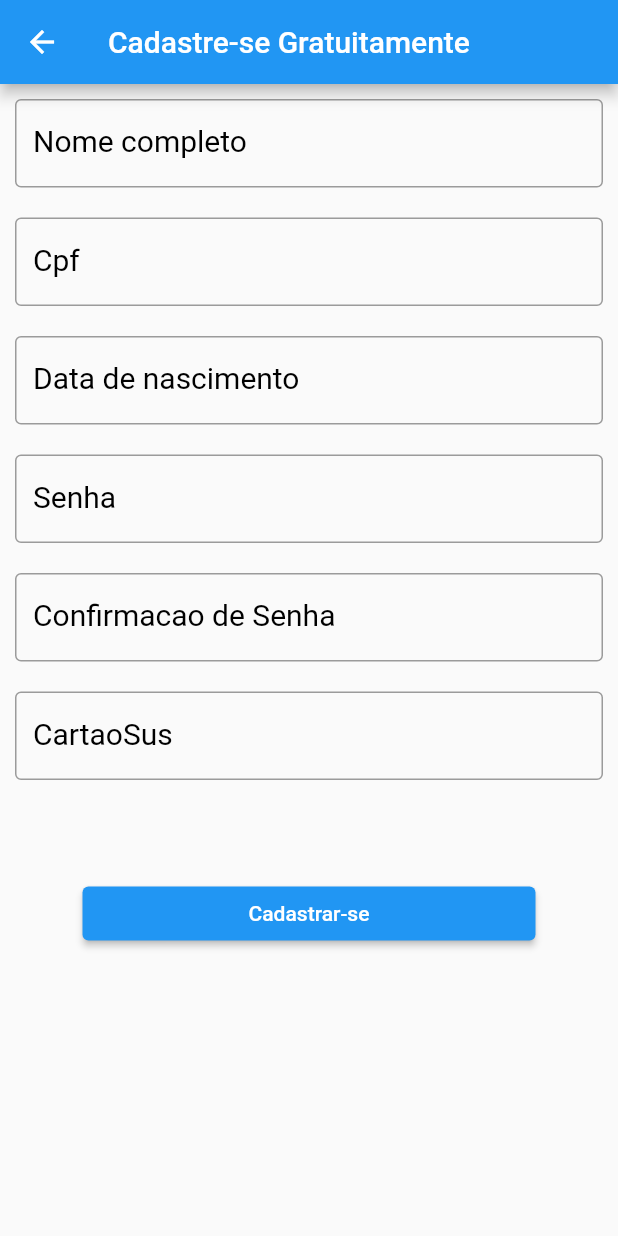
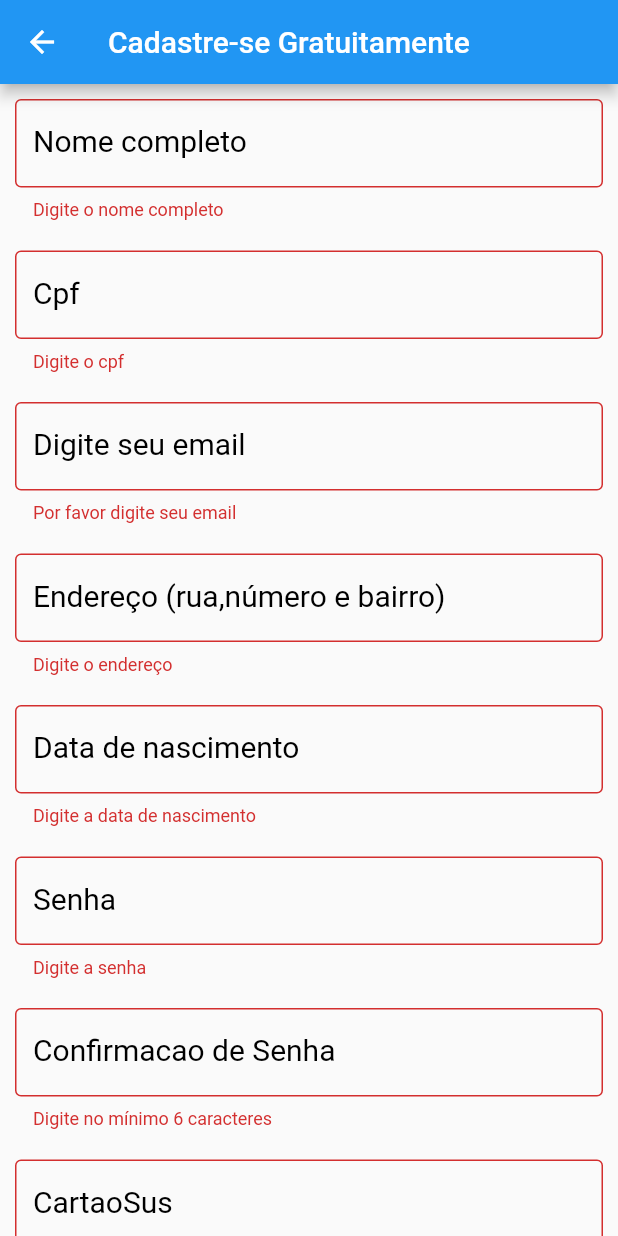
Before and after one commit to lyra-solfieri/postinho_de_saude, a Flutter app: the CadastroPage screen opened by its route, after a tap on "Cadastrar-se", on a phone screen of 412 x 824 dp. Run offline on Flutter 3.47's test engine with Material 2 defaults, Android fonts, the light colour scheme and no system bars; our stand-ins replace cloud_firestore, firebase_auth, firebase_core, fluttertoast; missing offline and left inert: cpf_cnpj_validator; accounts and stored records are empty.

Commit message:
cadastro validado e enviando dados para firestore

```diff
--- a/lib/models/paciente.dart
+++ b/lib/models/paciente.dart
@@ -1,19 +1,47 @@
 class Paciente {
-  final int id;
-  final String nome;
-  final int cpf;
-  final String senha;
-  final String cartaoSus;
-  final String dataNascimento;
+  int id;
+  String nome;
+  String email;
+  String endereco;
+  int cpf;
+  String senha;
+  String cartaoSus;
+  String dataNascimento;
 
   Paciente({
     this.id,
     this.nome,
+    this.email,
     this.cpf,
     this.senha,
     this.cartaoSus,
     this.dataNascimento,
   });
+
+// Recebendo dados do servidor
+  factory Paciente.fromMap(map) {
+    return Paciente(
+      id: map['uid'],
+      nome: map['nome'],
+      email: map['email'],
+      cpf: map['cpf'],
+      senha: map['senha'],
+      cartaoSus: map['cartaoSus'],
+      dataNascimento: map['dataNascimento'],
+    );
+  }
+// enviando dados para o servidor
+  Map<String, dynamic> toMap() {
+    return {
+      'uid': id,
+      'name': nome,
+      'email': email,
+      'cpf': cpf,
+      'senha': senha,
+      'cartaoSus': cartaoSus,
+      'dataNascimento': dataNascimento
+    };
+  }
 
   Paciente fromJson(json) {
     return Paciente(
--- a/lib/pages/cadastro_page.dart
+++ b/lib/pages/cadastro_page.dart
@@ -1,8 +1,13 @@
+import 'package:cpf_cnpj_validator/cpf_validator.dart';
+import 'package:firebase_auth/firebase_auth.dart';
 import 'package:flutter/material.dart';
+import 'package:cloud_firestore/cloud_firestore.dart';
+import 'package:fluttertoast/fluttertoast.dart';
 
 class CadastroPage extends StatelessWidget {
   CadastroPage({Key key}) : super(key: key);
 
+  // controles dos campos de textos
   final _nomeForm = TextEditingController();
   final _cpfForm = TextEditingController();
   final _enderecoForm = TextEditingController();
@@ -11,6 +16,13 @@ class CadastroPage extends StatelessWidget {
   final _senhaForm = TextEditingController();
   final _confirmaSenha = TextEditingController();
   final _cartaoSUS = TextEditingController();
+
+  final _formKey = GlobalKey<FormState>();
+
+  // conexão com o banco
+  final _auth = FirebaseAuth.instance;
+  final CollectionReference _pacientes =
+      FirebaseFirestore.instance.collection('pacientes');
 
   @override
   Widget build(BuildContext context) {
@@ -24,10 +36,13 @@ class CadastroPage extends StatelessWidget {
 
   _body(BuildContext context) {
     return Form(
+        key: _formKey,
         child: ListView(
           children: <Widget>[
             nomeForm(),
             cpfForm(),
+            emailForm(),
+            enderecoForm(),
             dataNascimentoForm(),
             senhaForm(),
             confirmacaoSenha(),
@@ -42,7 +57,16 @@ class CadastroPage extends StatelessWidget {
         padding: EdgeInsets.all(10),
         child: TextFormField(
             controller: _nomeForm,
-            // validator: validateNome,
+            validator: (valor) {
+              RegExp regex = RegExp(r'^.{5,}$');
+              if (valor.isEmpty) {
+                return 'Digite o nome completo';
+              }
+              if (!regex.hasMatch(valor)) {
+                return 'Nome tem  que ter mais de 5 caracteres';
+              }
+              return null;
+            },
             keyboardType: TextInputType.text,
             style: TextStyle(color: Colors.black),
             decoration: InputDecoration(
@@ -57,12 +81,17 @@ class CadastroPage extends StatelessWidget {
       padding: EdgeInsets.all(10),
       child: TextFormField(
         controller: _enderecoForm,
-        //validator: ,
+        validator: (valor) {
+          if (valor.isEmpty) {
+            return 'Digite o endereço';
+          }
+          return null;
+        },
         keyboardType: TextInputType.streetAddress,
         decoration: InputDecoration(
           border: OutlineInputBorder(),
-          labelText: "Digite seu endereço (rua,número e bairro)",
-          hintText: "Informe seu endereço. Ex: Rua afrânio,233,cohab 2",
+          labelText: "Endereço (rua,número e bairro)",
+          hintText: "Ex: Rua afrânio,233,cohab 2",
           labelStyle: TextStyle(fontSize: 20.0, color: Colors.black),
         ),
       ),
@@ -74,8 +103,20 @@ class CadastroPage extends StatelessWidget {
       padding: EdgeInsets.all(10),
       child: TextFormField(
         controller: _emailForm,
-        //validator: ,
-        keyboardType: TextInputType.number,
+        validator: (value) {
+          if (value.isEmpty) {
+            return ("Por favor digite seu email");
+          }
+          // reg expression: para validação do email
+          if (!RegExp(
+                  r"^[a-zA-Z0-9.a-zA-Z0-9.!#$%&'*+-/=?^_`{|}~]+@[a-zA-Z0-9]+\.[a-zA-Z]+")
+              .hasMatch(value)) {
+            return "Digite um email válido";
+          }
+
+          return null;
+        },
+        keyboardType: TextInputType.emailAddress,
         decoration: InputDecoration(
           border: OutlineInputBorder(),
           labelText: "Digite seu email",
@@ -91,7 +132,16 @@ class CadastroPage extends StatelessWidget {
         padding: EdgeInsets.all(10),
         child: TextFormField(
           controller: _senhaForm,
-          //validator: validateSenha,
+          validator: (valor) {
+            var senhaRegex = RegExp(r'^.{6,}$');
+            if (valor.isEmpty) {
+              return 'Digite a senha';
+            }
+            if (!senhaRegex.hasMatch(valor)) {
+              return 'Digite no mínimo 6 caracteres';
+            }
+            return null;
+          },
           obscureText: true,
           keyboardType: TextInputType.visiblePassword,
           style: TextStyle(color: Colors.black),
@@ -109,7 +159,16 @@ class CadastroPage extends StatelessWidget {
         padding: EdgeInsets.all(10),
         child: TextFormField(
           controller: _confirmaSenha,
-          //validator: validateConfirmacaoSenha,
+          validator: (valor) {
+            var senhaRegex = RegExp(r'^.{6,}$');
+
+            if (_confirmaSenha.text == _senhaForm.text) {
+              if (!senhaRegex.hasMatch(valor)) {
+                return 'Digite no mínimo 6 caracteres';
+              }
+            }
+            return null;
+          },
           obscureText: true,
           keyboardType: TextInputType.visiblePassword,
           style: TextStyle(color: Colors.black),
@@ -127,7 +186,15 @@ class CadastroPage extends StatelessWidget {
         padding: EdgeInsets.all(10),
         child: TextFormField(
           controller: _cpfForm,
-          //validator: validateCpf,
+          validator: (valor) {
+            if (CPFValidator.isValid(_cpfForm.text)) {
+              _cpfForm.text = valor;
+            }
+            if (valor.isEmpty) {
+              return 'Digite o cpf';
+            }
+            return null;
+          },
           obscureText: false,
           keyboardType: TextInputType.number,
           style: TextStyle(color: Colors.black),
@@ -145,7 +212,13 @@ class CadastroPage extends StatelessWidget {
         padding: EdgeInsets.all(10),
         child: TextFormField(
           controller: _dataNascimentoForm,
-          // validator: validateConfirmacaoSenha,
+          validator: (valor) {
+            if (valor.isEmpty) {
+              return 'Digite a data de nascimento';
+            }
+
+            return null;
+          },
           obscureText: false,
           keyboardType: TextInputType.datetime,
           style: TextStyle(color: Colors.black),
@@ -163,7 +236,12 @@ class CadastroPage extends StatelessWidget {
         padding: EdgeInsets.all(10),
         child: TextFormField(
           controller: _cartaoSUS,
-          //validator: validateConfirmacaoSenha,
+          validator: (valor) {
+            if (valor.isEmpty) {
+              return 'Digite o número';
+            }
+            return null;
+          },
           obscureText: false,
           keyboardType: TextInputType.number,
           style: TextStyle(color: Colors.black),
@@ -176,11 +254,37 @@ class CadastroPage extends StatelessWidget {
         ));
   }
 
+  //enviando os dados dos campos para o firestore
+  postToFirestore() async {
+    await _pacientes.add({
+      'nome': _nomeForm.text,
+      'senha': _senhaForm.text,
+      'cpf': _cpfForm.text,
+      'email': _emailForm.text,
+      'endereco': _enderecoForm.text,
+      'cartaoSus': _cartaoSUS.text,
+      'dataNascimento': _dataNascimentoForm.text,
+    });
+  }
+
+// Função para o botão de submeter os dados dos novos pacientes
+  _cadastroLogin(String email, String senha) async {
+    if (_formKey.currentState.validate()) {
+      await _auth
+          .createUserWithEmailAndPassword(email: email, password: senha)
+          .then((value) => {postToFirestore()})
+          .catchError((e) {
+        Fluttertoast.showToast(msg: e.message);
+      });
+    }
+  }
+
   Container cadastroButton(BuildContext context) {
     return Container(
       padding: EdgeInsets.all(55),
       child: ElevatedButton(
         onPressed: () {
+          _cadastroLogin(_emailForm.text, _senhaForm.text);
           print("Cadastrar");
         },
         child: Text('Cadastrar-se'),
```
Lines whose indentation alone changed are shown as unchanged.
